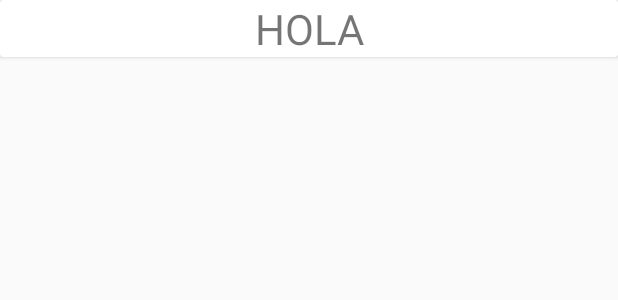
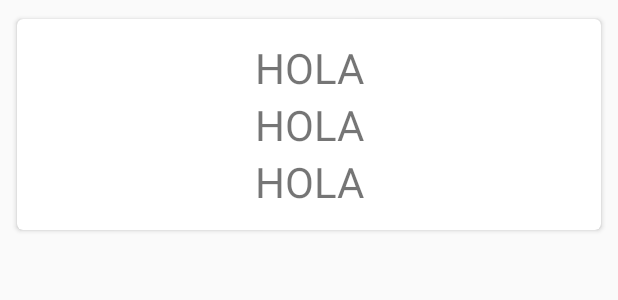
Before and after one commit to danielorozco14/pdm_proyecto, an Android app: the layout cv_form_list_item.xml on its own in the app's theme, with its tools: preview values and no code run, on a phone screen of 412 x 824 dp. Shown: the top 300 px of the screen. Run offline under Robolectric (Android 15) with nearby library versions, the phone set to English and light mode, and no system bars.

Commit message:
Recycler View de Firebase UI ya implementado

```diff
--- a/BeSafe/app/build.gradle
+++ b/BeSafe/app/build.gradle
@@ -34,6 +34,7 @@ dependencies {
     implementation 'androidx.recyclerview:recyclerview:1.1.0-alpha05'
     implementation 'com.google.firebase:firebase-firestore:20.0.0'
     implementation 'com.google.firebase:firebase-database:17.0.0'
+    implementation 'com.firebaseui:firebase-ui-firestore:4.3.1'
     implementation 'com.google.firebase:firebase-auth:17.0.0'
 
     testImplementation 'junit:junit:4.12'
--- a/BeSafe/app/src/main/java/com/example/besafe/BeSafe.kt
+++ b/BeSafe/app/src/main/java/com/example/besafe/BeSafe.kt
@@ -1,10 +1,7 @@
 package com.example.besafe
 
-import android.content.Intent
 import androidx.appcompat.app.AppCompatActivity
 import android.os.Bundle
-import android.widget.Toast
-import com.example.besafe.data.entities.Test
 import com.google.firebase.firestore.FirebaseFirestore
 import kotlinx.android.synthetic.main.activity_home.*
 
@@ -24,7 +21,7 @@ class BeSafe : AppCompatActivity() {
 
 
         boton_enviar.setOnClickListener {
-            var test= Test(palabra_text.text.toString())
+            var test:Map<String,Any> = mapOf(("word" to "Hola"))
             //val myMap = mapOf<String,Object>("word" to test)
             palabra.add(test)
         }
--- a/BeSafe/app/src/main/java/com/example/besafe/adapters/test_rvAdapter.kt
+++ b/BeSafe/app/src/main/java/com/example/besafe/adapters/test_rvAdapter.kt
@@ -1,6 +1,7 @@
 package com.example.besafe.adapters
 
 import android.content.Context
+
 import androidx.recyclerview.widget.RecyclerView
 
 class test_rvAdapter {
--- a/BeSafe/app/src/main/java/com/example/besafe/data/entities/Test.kt
+++ /dev/null
@@ -1,3 +0,0 @@
-package com.example.besafe.data.entities
-
-data class  Test (var word:String)
--- /dev/null
+++ b/BeSafe/app/src/main/java/com/example/besafe/data/entities/Users.kt
@@ -0,0 +1,6 @@
+package com.example.besafe.data.entities
+
+
+data class Users (var born:Int,var first:String, var last:String){
+    constructor():this(0,"","")
+}
--- a/BeSafe/app/src/main/res/layout/cv_form_list_item.xml
+++ b/BeSafe/app/src/main/res/layout/cv_form_list_item.xml
@@ -1,8 +1,15 @@
 <?xml version="1.0" encoding="utf-8"?>
 <androidx.cardview.widget.CardView
         xmlns:android="http://schemas.android.com/apk/res/android"
-        android:layout_height="wrap_content"
-        android:layout_width="match_parent">
+        xmlns:app="http://schemas.android.com/apk/res-auto"
+        xmlns:tools="http://schemas.android.com/tools" android:id="@+id/cardView"
+        android:layout_width="match_parent"
+        android:layout_height="150dp"
+        android:layout_margin="8dp"
+        android:orientation="vertical"
+        app:cardCornerRadius="4dp"
+        app:cardPreventCornerOverlap="true"
+        app:cardUseCompatPadding="true">
 
     <LinearLayout
             android:id="@+id/name_form"
@@ -15,7 +22,23 @@
         <TextView
                 android:layout_width="wrap_content"
                 android:layout_height="wrap_content"
-                android:id="@+id/text_Test"
+                android:id="@+id/text_Test1"
+                android:gravity="center"
+                android:textSize="28dp"
+                android:textAlignment="center"
+                android:text="HOLA"    />
+        <TextView
+                android:layout_width="wrap_content"
+                android:layout_height="wrap_content"
+                android:id="@+id/text_Test2"
+                android:gravity="center"
+                android:textSize="28dp"
+                android:textAlignment="center"
+                android:text="HOLA"    />
+        <TextView
+                android:layout_width="wrap_content"
+                android:layout_height="wrap_content"
+                android:id="@+id/text_Test3"
                 android:gravity="center"
                 android:textSize="28dp"
                 android:textAlignment="center"
```
Also changed, not shown: BeSafe/app/src/main/java/com/example/besafe/FormsActivity.kt (+68 -17 lines), BeSafe/app/src/main/java/com/example/besafe/adapters/firestoreAdapter/FirestoreUsersAdapter.kt (added, +31 -0 lines).
